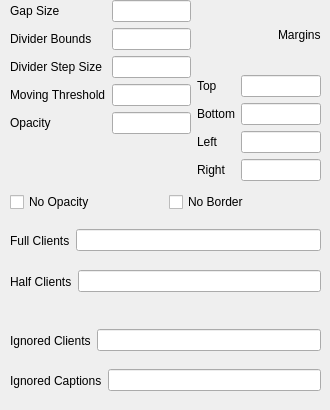
lingtjien/Grid-Tiling-Kwin, file contents/ui/config.ui: the form before one commit.
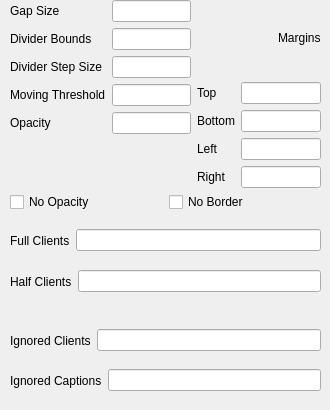
The form after the commit.

Commit message: readconfig does not return correct types, added conversion, now everything works fine

Diff of the .ui file:
```diff
--- a/contents/ui/config.ui
+++ b/contents/ui/config.ui
@@ -164,7 +164,7 @@
      <x>10</x>
      <y>0</y>
      <width>311</width>
-     <height>181</height>
+     <height>188</height>
     </rect>
    </property>
    <layout class="QHBoxLayout" name="hLayout1">
```
The commit also changes 1 other file.
